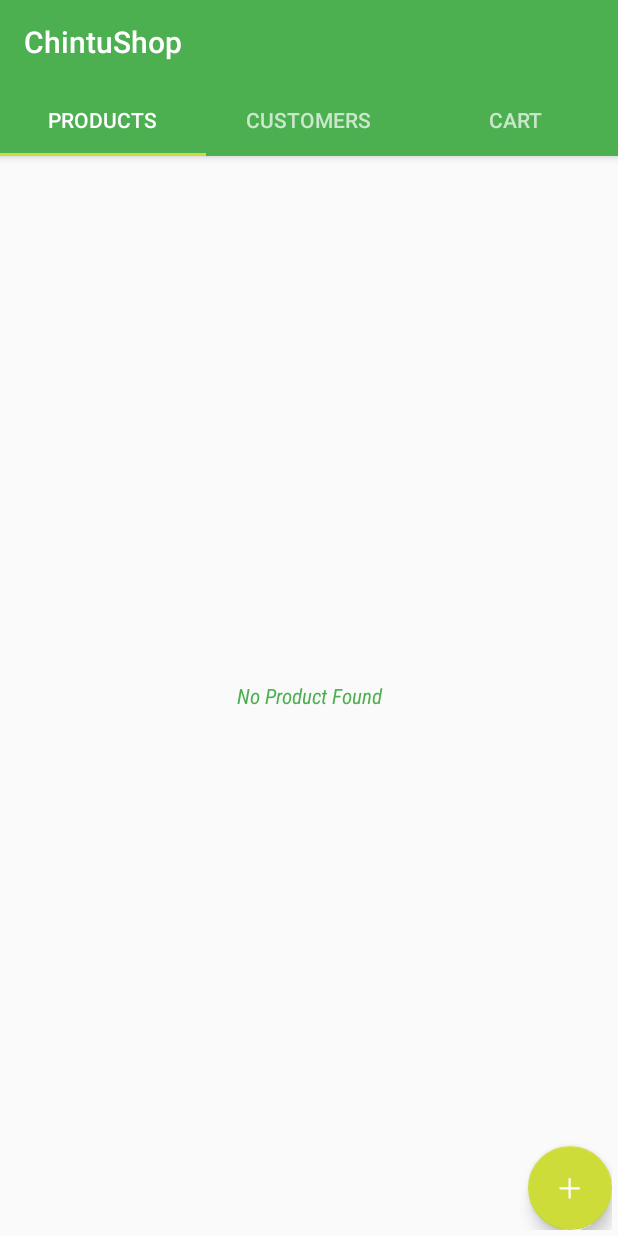
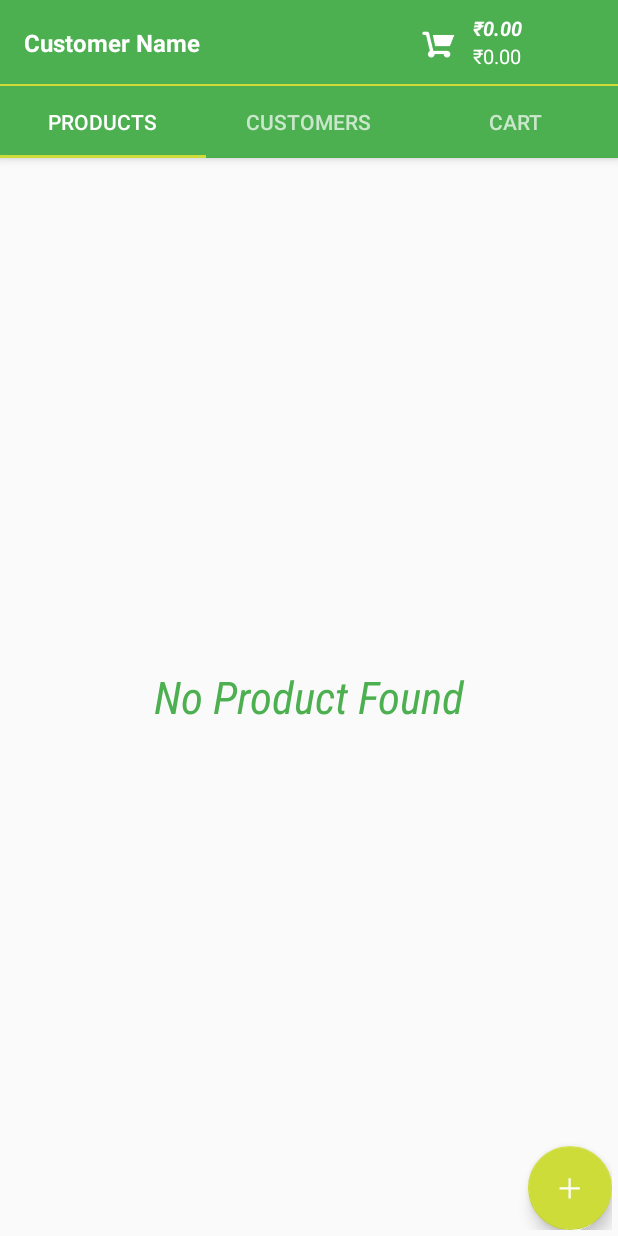
Before and after one commit to miumesh/ProtoShop-Android, an Android app: the screen it shows after launch (MainActivity), on a phone screen of 412 x 824 dp. Run offline under Robolectric (Android 15) with nearby library versions, the phone set to English and light mode, and no system bars; our stand-ins replace ButterKnife, Picasso.

Commit message:
Fifth Run - Done Adding Custom Toolbar

```diff
--- a/app/src/main/java/com/example/umesh/chintushop/common/MainActivity.java
+++ b/app/src/main/java/com/example/umesh/chintushop/common/MainActivity.java
@@ -32,6 +32,7 @@ public class MainActivity extends AppCompatActivity {
         setContentView(R.layout.activity_main);
         Toolbar toolbar = (Toolbar) findViewById(R.id.toolbar);
         setSupportActionBar(toolbar);
+        getSupportActionBar().setTitle(null);
         ButterKnife.bind(this);
         setupViewPager();
 
--- a/app/src/main/java/com/example/umesh/chintushop/core/listeners/OnCustomerSelectedListener.java
+++ b/app/src/main/java/com/example/umesh/chintushop/core/listeners/OnCustomerSelectedListener.java
@@ -9,5 +9,7 @@ import com.example.umesh.chintushop.model.Customer;
 public interface OnCustomerSelectedListener {
 
     void onSelectCustomer(Customer customer);
-    void onLongClickCusomer(Customer customer);
+    void onLongClickCustomer(Customer customer);
+
+
 }
--- a/app/src/main/java/com/example/umesh/chintushop/ui/customerlist/CustomerListAdapter.java
+++ b/app/src/main/java/com/example/umesh/chintushop/ui/customerlist/CustomerListAdapter.java
@@ -108,7 +108,7 @@ public class CustomerListAdapter extends RecyclerView.Adapter<CustomerListAdapte
         @Override
         public boolean onLongClick(View view) {
             Customer selectedCustomer = mCustomers.get(selectedPosition);
-            mListener .onLongClickCusomer(selectedCustomer);
+            mListener.onLongClickCustomer(selectedCustomer);
             return true;
         }
     }
--- a/app/src/main/java/com/example/umesh/chintushop/ui/customerlist/CustomerListFragment.java
+++ b/app/src/main/java/com/example/umesh/chintushop/ui/customerlist/CustomerListFragment.java
@@ -29,8 +29,7 @@ public class CustomerListFragment extends Fragment implements OnCustomerSelected
     private View mRootView;
     private CustomerListAdapter mAdapter;
 
-    @Bind(R.id.checkout_list_recyclerview)
-    RecyclerView mRecyclerView;
+    @Bind(R.id.customer_list_recyclerview) RecyclerView mRecyclerView;
     @Bind(R.id.empty_text) TextView mEmptyTextView;
     @Bind(R.id.fab) FloatingActionButton mFab;
 
@@ -44,13 +43,12 @@ public class CustomerListFragment extends Fragment implements OnCustomerSelected
                              Bundle savedInstanceState) {
         // Inflate the layout for this fragment
         mRootView = inflater.inflate(R.layout.fragment_customer_list, container, false);
-        ButterKnife.bind(this, mRootView);
+        ButterKnife.bind(this,mRootView);
 
         //setup adapter
-
         List<Customer> tempCustomers = new ArrayList<>();
         RecyclerView.LayoutManager layoutManager = new LinearLayoutManager(getContext());
-        mAdapter = new CustomerListAdapter(tempCustomers, getActivity(), this );
+        mAdapter = new CustomerListAdapter(tempCustomers, getActivity(), this);
         mRecyclerView.setLayoutManager(layoutManager);
         mRecyclerView.setAdapter(mAdapter);
 
@@ -81,7 +79,9 @@ public class CustomerListFragment extends Fragment implements OnCustomerSelected
     }
 
     @Override
-    public void onLongClickCusomer(Customer customer) {
+    public void onLongClickCustomer(Customer customer) {
 
     }
+
+
 }
--- a/app/src/main/res/layout/activity_main.xml
+++ b/app/src/main/res/layout/activity_main.xml
@@ -11,12 +11,14 @@
         android:layout_height="wrap_content"
         android:theme="@style/AppTheme.AppBarOverlay">
 
-        <android.support.v7.widget.Toolbar
-            android:id="@+id/toolbar"
+        <include layout="@layout/custom_toolbar"
+            android:id="@+id/toolbar"/>
+
+        <View
             android:layout_width="match_parent"
-            android:layout_height="?attr/actionBarSize"
-            android:background="?attr/colorPrimary"
-            app:popupTheme="@style/AppTheme.PopupOverlay" />
+            android:layout_height="1dp"
+            android:background="@color/accent">
+        </View>
 
         <android.support.design.widget.TabLayout
             android:id="@+id/tabs"
--- /dev/null
+++ b/app/src/main/res/layout/custom_toolbar.xml
@@ -0,0 +1,78 @@
+<?xml version="1.0" encoding="utf-8"?>
+<android.support.v7.widget.Toolbar
+    xmlns:android="http://schemas.android.com/apk/res/android"
+    xmlns:tools="http://schemas.android.com/tools"
+    android:id="@+id/toolbar"
+    android:layout_width="match_parent"
+    android:layout_height="wrap_content"
+    android:layout_margin="0dp"
+    android:padding="0dp"
+    android:background="@color/primary"
+    android:popupTheme="@style/Theme.AppCompat.Light.DarkActionBar"
+    tools:targetApi="lollipop"
+    android:theme="@style/AppTheme.PopupOverlay" >
+
+<LinearLayout
+    android:layout_width="match_parent"
+    android:layout_height="wrap_content"
+    android:orientation="horizontal"  >
+
+    <TextView
+        android:id="@+id/text_view_customer_name"
+        android:layout_width="0dp"
+        android:layout_height="wrap_content"
+        android:layout_weight="2"
+        android:layout_marginTop="12dp"
+        android:text="@string/customer_name"
+        android:textStyle="bold"
+        android:textColor="@color/white"
+        android:textSize="@dimen/text_size_xnormal"  />
+
+    <LinearLayout
+        android:layout_width="0dp"
+        android:layout_height="wrap_content"
+        android:orientation="horizontal"
+        android:layout_weight="1">
+
+        <ImageView
+            android:id="@+id/cart_image"
+            android:layout_width="24dp"
+            android:layout_height="24dp"
+            android:layout_marginTop="12dp"
+            android:layout_marginRight="4dp"
+            android:src="@drawable/ic_action_cart" />
+
+        <LinearLayout
+            android:layout_width="match_parent"
+            android:layout_height="wrap_content"
+            android:layout_weight="1"
+            android:orientation="vertical"
+            android:padding="@dimen/margin_padding_tiny">
+
+            <TextView
+                android:id="@+id/text_view_number_of_items"
+                android:layout_width="wrap_content"
+                android:layout_height="wrap_content"
+                android:textColor="@android:color/white"
+                android:text="@string/label_zero_dollar"
+                android:textStyle="bold|italic"
+                android:textSize="@dimen/text_size_normal"
+                android:layout_marginLeft="3dp"/>
+
+            <TextView
+                android:id="@+id/text_view_total_amount"
+                android:layout_width="wrap_content"
+                android:layout_height="wrap_content"
+                android:textColor="@android:color/white"
+                android:text="@string/label_zero_dollar"
+                android:textSize="@dimen/text_size_normal"
+                android:layout_marginLeft="3dp"/>
+
+        </LinearLayout>
+
+    </LinearLayout>
+
+
+</LinearLayout>
+
+</android.support.v7.widget.Toolbar>
--- a/app/src/main/res/layout/fragment_checkout.xml
+++ b/app/src/main/res/layout/fragment_checkout.xml
@@ -136,7 +136,7 @@
         android:id="@+id/radio_group_payment_type"
         android:layout_width="wrap_content"
         android:layout_height="wrap_content"
-        android:gravity="center"
+        android:layout_gravity="center"
         android:layout_margin="5dp"
         android:orientation="horizontal">
 
--- a/app/src/main/res/layout/fragment_customer_list.xml
+++ b/app/src/main/res/layout/fragment_customer_list.xml
@@ -2,6 +2,7 @@
     xmlns:tools="http://schemas.android.com/tools"
     android:layout_width="match_parent"
     android:layout_height="match_parent"
+
     xmlns:app="http://schemas.android.com/apk/res-auto"
     android:padding="@dimen/margin_padding_tiny"
     tools:context="com.example.umesh.chintushop.ui.customerlist.CustomerListFragment">
@@ -22,6 +23,7 @@
         android:padding="@dimen/margin_padding_normal"
         android:gravity="center"
         android:textStyle="italic"
+        android:textSize="@dimen/text_size_huge"
         android:visibility="gone"
         android:fontFamily="sans-serif-condensed" />
 
--- a/app/src/main/res/layout/fragment_product.xml
+++ b/app/src/main/res/layout/fragment_product.xml
@@ -20,6 +20,7 @@
         android:textColor="@color/primary"
         android:text="@string/no_product_found"
         android:padding="@dimen/margin_padding_normal"
+        android:textSize="@dimen/text_size_huge"
         android:gravity="center"
         android:textStyle="italic"
         android:visibility="gone"
--- a/app/src/main/res/values/strings.xml
+++ b/app/src/main/res/values/strings.xml
@@ -22,4 +22,5 @@
     <string name="delete">Delete</string>
     <string name="dialog_title">Title</string>
     <string name="no_item_found">No item found in the cart</string>
+    <string name="customer_name">Customer Name</string>
 </resources>
--- a/app/src/main/res/values/styles.xml
+++ b/app/src/main/res/values/styles.xml
@@ -1,7 +1,7 @@
 <resources>
 
     <!-- Base application theme. -->
-    <style name="AppTheme" parent="Theme.AppCompat.Light.DarkActionBar">
+    <style name="AppTheme" parent="Theme.AppCompat.Light.NoActionBar">
         <!-- Customize your theme here. -->
         <item name="colorPrimary">@color/primary</item>
         <item name="colorPrimaryDark">@color/primary_dark</item>
```
Also changed, not shown: app/src/main/res/drawable/ic_action_cart.png (added).
